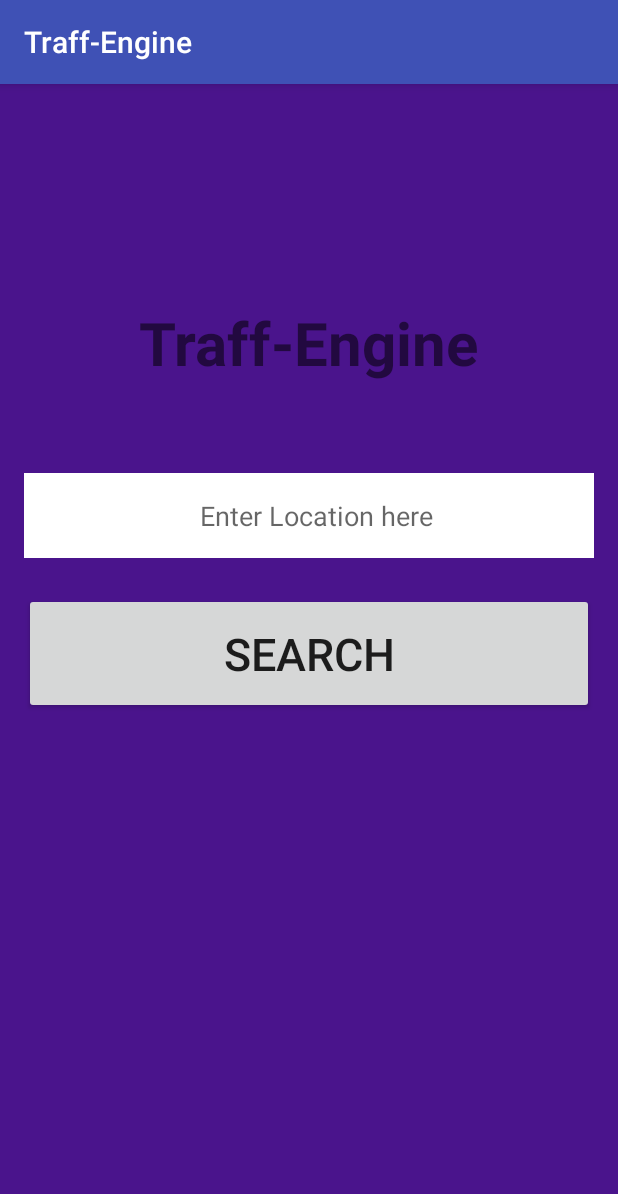
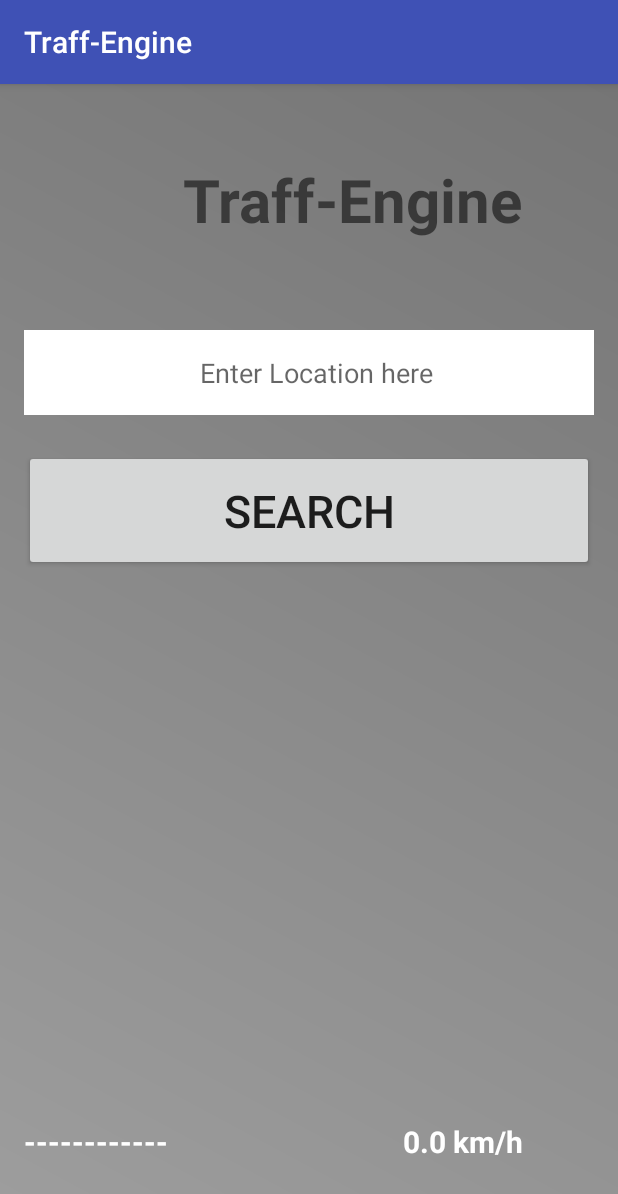
Before and after one commit to raymondklutse/Trafengine, an Android app: the Homepage screen opened directly, with no data from a screen before it, on a phone screen of 412 x 824 dp. Shown: the top 1194 px of the screen. Run offline under Robolectric (Android 15) with nearby library versions, the phone set to English and light mode, and no system bars.

Commit message:
Traffengine

```diff
--- a/app/src/main/java/com/trafengineproject/owner/traff_engine/BackgroundTask.java
+++ b/app/src/main/java/com/trafengineproject/owner/traff_engine/BackgroundTask.java
@@ -98,7 +98,7 @@ public class BackgroundTask extends AsyncTask<String,Void,String> {
 
 
         }
-        else if(method.equals("searchinfo")){
+        if(method.equals("searchinfo")){
             String searchLatitude = params[1];
             String searchLongitude =  params[2];
 
--- a/app/src/main/java/com/trafengineproject/owner/traff_engine/StartActivity.java
+++ b/app/src/main/java/com/trafengineproject/owner/traff_engine/StartActivity.java
@@ -58,6 +58,8 @@ public class StartActivity extends AppCompatActivity {
                         new DialogInterface.OnClickListener(){
                             public void onClick(DialogInterface dialog, int id){
                                 StartActivity.this.finish();
+                                System.gc();
+                                System.exit(0);
                             }
                         });
         alertDialogBuilder.setNegativeButton("No",
--- a/app/src/main/res/drawable/traffenginebackground.xml
+++ b/app/src/main/res/drawable/traffenginebackground.xml
@@ -4,7 +4,7 @@
 <shape xmlns:android="http://schemas.android.com/apk/res/android">
 
 
-<gradient android:startColor ="#4A148C"
-android:endColor ="#4A148C"
+<gradient android:startColor ="#9E9E9E"
+android:endColor ="#757575"
     android:angle="45"/>
     </shape>
--- a/app/src/main/res/layout/activity_homepage.xml
+++ b/app/src/main/res/layout/activity_homepage.xml
@@ -10,18 +10,6 @@
     android:paddingTop="@dimen/activity_vertical_margin"
     android:background="@drawable/traffenginebackground"
     tools:context="com.trafengineproject.owner.traff_engine.Homepage">
-    <TextView
-        android:text="Traff-Engine"
-        android:layout_width="wrap_content"
-        android:layout_height="wrap_content"
-        android:layout_marginTop="129dp"
-        android:id="@+id/homepagetxt"
-        android:layout_alignParentTop="true"
-        android:layout_centerHorizontal="true"
-        android:textStyle="bold"
-        android:textSize="40dp"
-
-        />
 
     <EditText
         android:layout_width="wrap_content"
@@ -60,4 +48,45 @@
         android:layout_alignParentEnd="true"
         android:padding="20dp"
         />
+
+    <TextView
+        android:text="@string/intial_speed"
+        android:layout_width="wrap_content"
+        android:layout_height="wrap_content"
+        android:layout_alignParentBottom="true"
+        android:layout_alignRight="@+id/homepagetxt"
+        android:layout_alignEnd="@+id/homepagetxt"
+        android:layout_marginBottom="33dp"
+        android:id="@+id/speedtxt"
+        android:textStyle="bold"
+        android:textSize="20dp"
+        android:textColor="@android:color/white"/>
+
+    <TextView
+        android:text="Traff-Engine"
+        android:layout_width="wrap_content"
+        android:layout_height="wrap_content"
+        android:layout_marginTop="34dp"
+        android:id="@+id/homepagetxt"
+        android:textStyle="bold"
+        android:textSize="40dp"
+
+        android:layout_alignParentTop="true"
+        android:layout_alignParentRight="true"
+        android:layout_alignParentEnd="true"
+        android:layout_marginRight="47dp"
+        android:layout_marginEnd="47dp" />
+
+    <TextView
+        android:text="------------"
+        android:layout_width="wrap_content"
+        android:layout_height="wrap_content"
+        android:id="@+id/locatviewtext"
+        android:textStyle="bold"
+        android:textSize="20dp"
+        android:textColor="@android:color/white"
+        android:layout_alignBaseline="@+id/speedtxt"
+        android:layout_alignBottom="@+id/speedtxt"
+        android:layout_alignParentLeft="true"
+        android:layout_alignParentStart="true" />
 </RelativeLayout>
--- a/app/src/main/res/values/strings.xml
+++ b/app/src/main/res/values/strings.xml
@@ -1,5 +1,7 @@
 <resources>
     <string name="app_name">Traff-Engine</string>
+    <string name="intial_speed"> 0.0 km/h </string>
+    <string name="service_name">GPS_Service</string>
     <string name="title_activity_alternative_route_maps">Map</string>
     <string name="title_activity_traffengine_maps">Map</string>
 </resources>
--- a/app/src/main/res/values/styles.xml
+++ b/app/src/main/res/values/styles.xml
@@ -6,6 +6,8 @@
         <item name="colorPrimary">@color/colorPrimary</item>
         <item name="colorPrimaryDark">@color/colorPrimaryDark</item>
         <item name="colorAccent">@color/colorAccent</item>
+        <item name="android:windowActionBar">false</item>
+        <item name="android:windowNoTitle">true</item>
     </style>
 
 
```
Also changed, not shown: app/src/main/AndroidManifest.xml (+8 -0 lines), app/src/main/java/com/trafengineproject/owner/traff_engine/GPS_Service.java (added, +230 -0 lines), app/src/main/java/com/trafengineproject/owner/traff_engine/Homepage.java (+248 -140 lines), app/src/main/res/drawable/icon.xml (renamed from app/src/main/res/drawable/traff_bg.xml).
